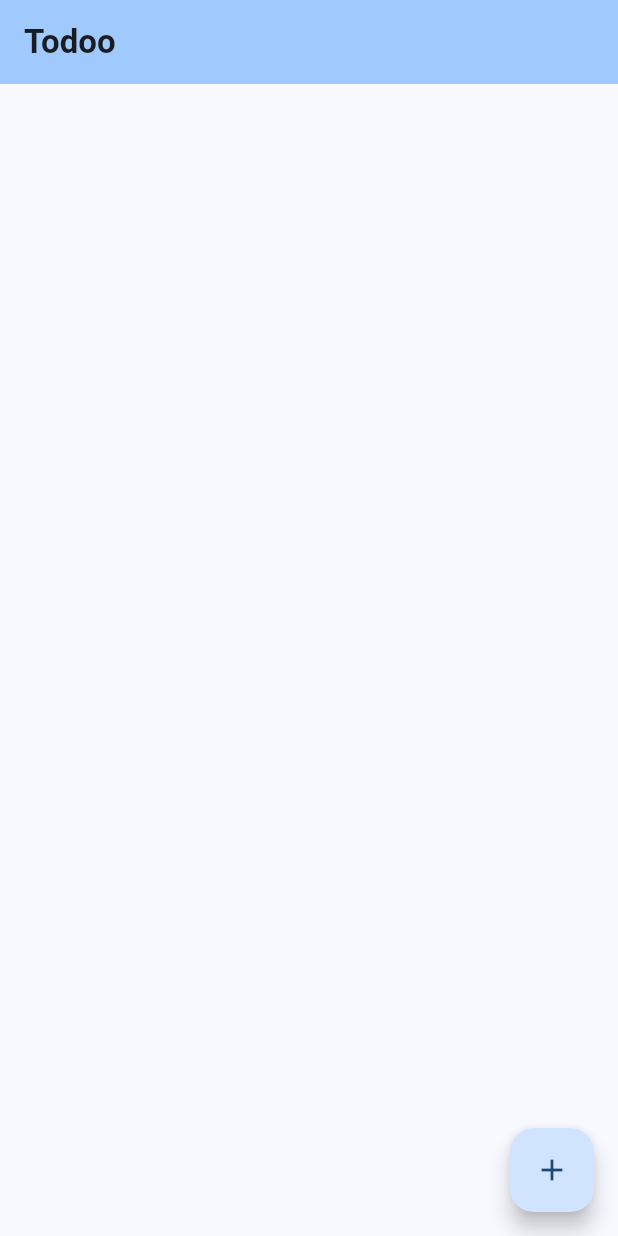
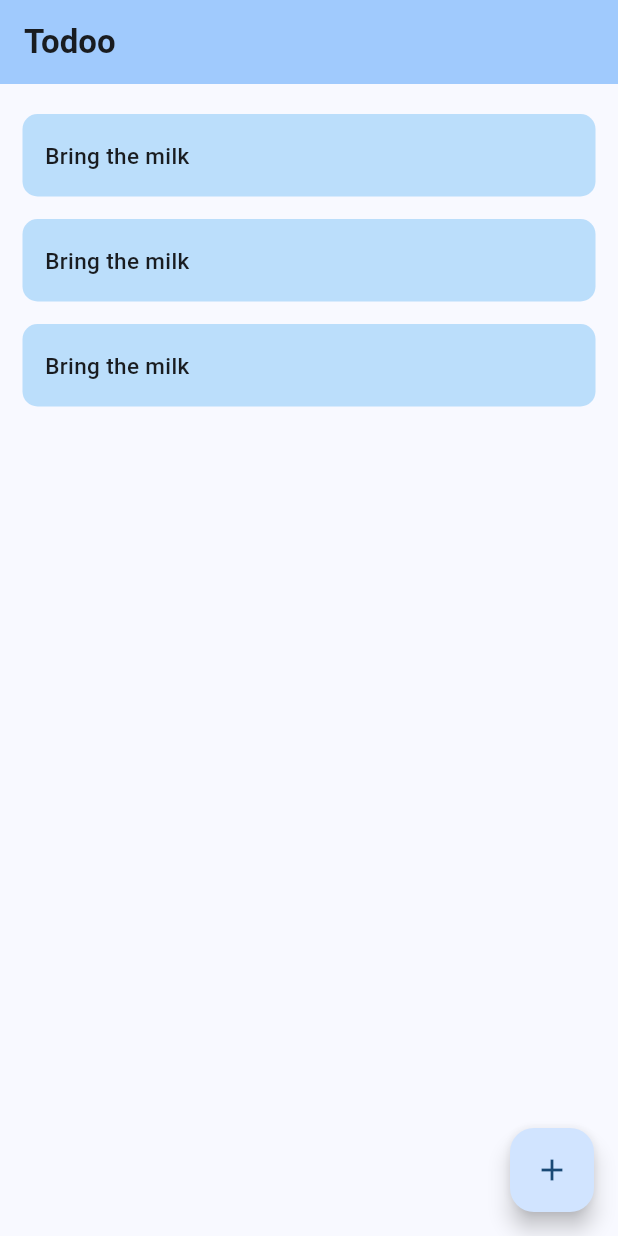
Before and after one commit to HKmus/todoo, a Flutter app: the screen it shows after launch, on a phone screen of 412 x 824 dp. Run offline on Flutter 3.47's test engine with Material 2 defaults, Android fonts, the phone set to English and light mode, and no system bars.

Commit message:
create task ticket

```diff
--- a/lib/main.dart
+++ b/lib/main.dart
@@ -12,7 +12,8 @@ class MyApp extends StatelessWidget {
   @override
   Widget build(BuildContext context) {
     return MaterialApp(
-      title: 'Flutter Demo',
+      debugShowCheckedModeBanner: false,
+      title: 'Todoo',
       theme: ThemeData(
         colorScheme: ColorScheme.fromSeed(seedColor: Colors.blue),
         useMaterial3: true,
--- a/lib/task_dashboard.dart
+++ b/lib/task_dashboard.dart
@@ -1,4 +1,6 @@
 import 'package:flutter/material.dart';
+import 'package:todoo/task_ticket.dart';
+//import 'package:todoo/task_ticket.dart';
 
 class TaskDashboard extends StatelessWidget {
   const TaskDashboard({super.key, required this.title});
@@ -15,6 +17,15 @@ class TaskDashboard extends StatelessWidget {
           style: const TextStyle(fontWeight: FontWeight.bold),
         ),
       ),
+      body: Padding(
+        padding: const EdgeInsets.symmetric(vertical: 20, horizontal: 15),
+        child: ListView.builder(
+          itemCount: 3,
+          itemBuilder: (BuildContext context, int index) {
+            return const TaskTicket();
+          },
+        ),
+      ),
       floatingActionButton: FloatingActionButton(
         onPressed: () {},
         tooltip: 'Add new',
--- /dev/null
+++ b/lib/task_ticket.dart
@@ -0,0 +1,32 @@
+import 'package:flutter/material.dart';
+
+class TaskTicket extends StatelessWidget {
+  const TaskTicket({super.key});
+
+  @override
+  Widget build(BuildContext context) {
+    return Container(
+      margin: const EdgeInsets.only(bottom: 15),
+      padding: const EdgeInsets.all(15),
+      height: 55,
+      width: double.infinity,
+      decoration: BoxDecoration(
+        borderRadius: BorderRadius.circular(10),
+        color: Colors.blue[100],
+      ),
+      child: const Center(
+        child: Row(
+          children: [
+            Text(
+              'Bring the milk',
+              style: TextStyle(
+                fontSize: 15,
+                fontWeight: FontWeight.w500,
+              ),
+            ),
+          ],
+        ),
+      ),
+    );
+  }
+}
```
